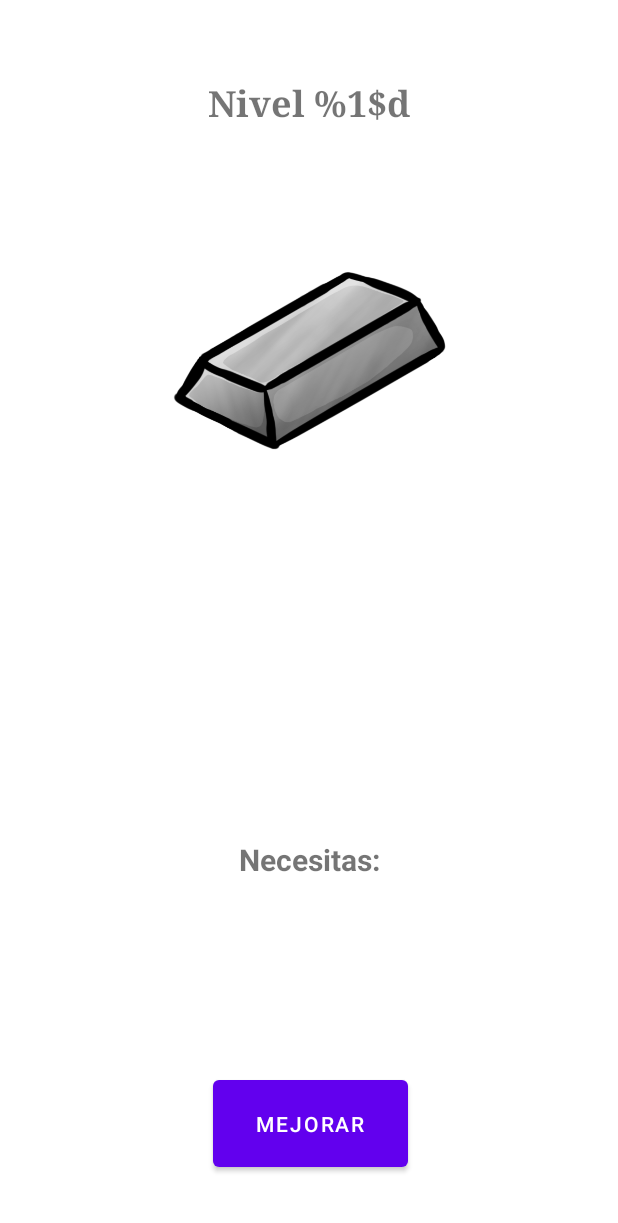
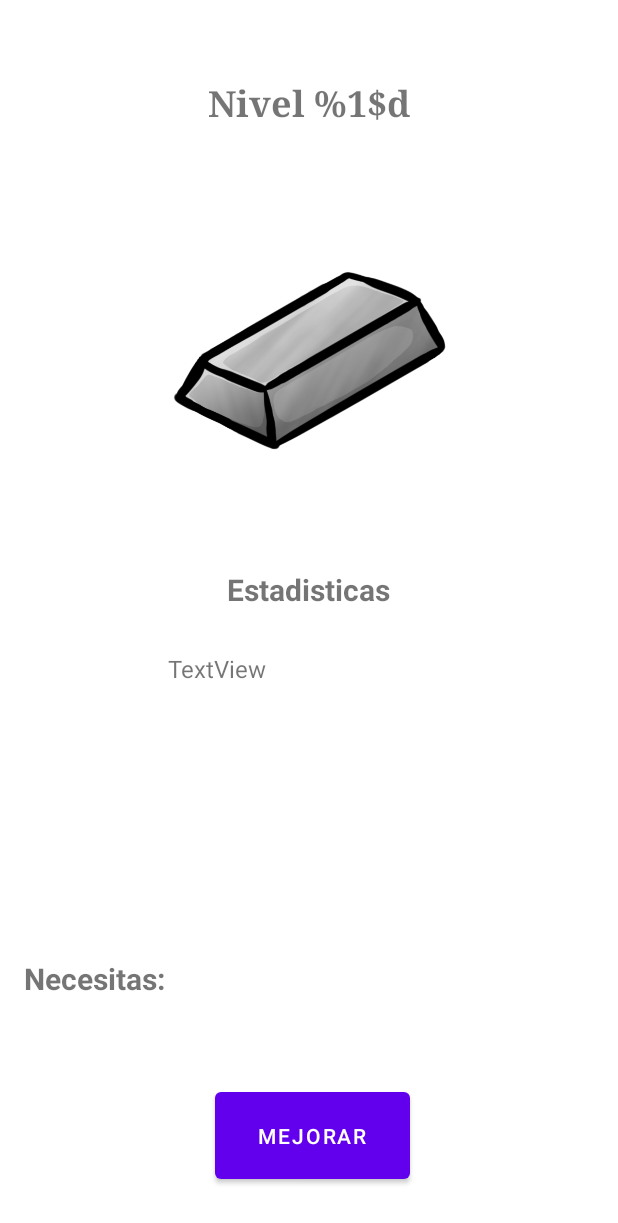
Before and after one commit to SergioVelaAlfajarin/Dungeon-Master, an Android app: the UpgradeActivity screen opened directly, with no data from a screen before it, on a phone screen of 412 x 824 dp. Shown: the top 1223 px of the screen. Run offline under Robolectric (Android 15) with nearby library versions, the phone set to English and light mode, and no system bars; 9 statements that could not run were skipped.

Commit message:
estadisticas dialog y armadura

```diff
--- a/app/src/main/java/sva/dungmas/activities/UpgradeActivity.kt
+++ b/app/src/main/java/sva/dungmas/activities/UpgradeActivity.kt
@@ -17,6 +17,8 @@ class UpgradeActivity : AppCompatActivity() {
     private lateinit var playerArmor: Armor
     private lateinit var imgArmorIcon: ImageView
     private lateinit var lblArmorLevel: TextView
+    private lateinit var lblStats: TextView
+    private lateinit var lblStatsIncrease: TextView
     private lateinit var recyclerUpgradeArmor: RecyclerView
     private lateinit var btnUpgrade: Button
 
@@ -28,7 +30,15 @@ class UpgradeActivity : AppCompatActivity() {
         imgArmorIcon = findViewById(R.id.imgArmorIcon)
         lblArmorLevel = findViewById(R.id.lblArmorLvl)
         recyclerUpgradeArmor = findViewById(R.id.recyclerUpgradeArmor)
-        btnUpgrade = findViewById<Button>(R.id.btnUpgradeArmor)
+        btnUpgrade = findViewById(R.id.btnUpgradeArmor)
+
+        lblStats = findViewById(R.id.lblStats)
+        lblStats.text = playerArmor.toString()
+
+        lblStatsIncrease = findViewById(R.id.lblStatsIncrease)
+        val text =  "+${playerArmor.statIncrease}\n".repeat(3)
+        lblStatsIncrease.text = text
+
 
         recyclerUpgradeArmor.layoutManager =
             LinearLayoutManager(this, LinearLayoutManager.HORIZONTAL, false)
@@ -45,6 +55,7 @@ class UpgradeActivity : AppCompatActivity() {
 
     private fun updateLabel() {
         lblArmorLevel.text = getString(R.string.level, playerArmor.level)
+        lblStats.text = playerArmor.toString()
     }
 
     private fun updateButton() {
--- a/app/src/main/java/sva/dungmas/enums/DefaultJobs.kt
+++ b/app/src/main/java/sva/dungmas/enums/DefaultJobs.kt
@@ -3,7 +3,7 @@ package sva.dungmas.enums
 import sva.dungmas.game.entities.Stats
 
 enum class DefaultJobs(val stats: Stats){
-    TANK(Stats(5,2,5)),
-    ASSASSIN(Stats(3,6,3)),
-    KNIGHT(Stats(4,4,4))
+    TANK(Stats(50,2,5)),
+    ASSASSIN(Stats(30,6,3)),
+    KNIGHT(Stats(40,4,4))
 }
--- a/app/src/main/java/sva/dungmas/game/entities/Player.kt
+++ b/app/src/main/java/sva/dungmas/game/entities/Player.kt
@@ -11,6 +11,10 @@ class Player(
     val inventory = Inventory()
     val armor = Armor() //estas estadisticas seran las que iran cambiando. las default no
     override var alive = true
+
+    override fun toString(): String {
+        return "Vit: $vit\nAtk: $atk\nDef: $def"
+    }
 
     override val vit: Int
         get(){
--- a/app/src/main/java/sva/dungmas/game/entities/Stats.kt
+++ b/app/src/main/java/sva/dungmas/game/entities/Stats.kt
@@ -4,4 +4,8 @@ data class Stats(
     var vit: Int,
     var atk: Int,
     var def: Int
-)
+) {
+    override fun toString(): String {
+        return "Vit: $vit\nAtk: $atk\nDef: $def"
+    }
+}
--- a/app/src/main/res/layout/activity_upgrade.xml
+++ b/app/src/main/res/layout/activity_upgrade.xml
@@ -6,25 +6,38 @@
     android:layout_height="match_parent"
     tools:context=".activities.UpgradeActivity">
 
+    <TextView
+        android:id="@+id/lblStatsTitle"
+        android:layout_width="wrap_content"
+        android:layout_height="wrap_content"
+        android:layout_marginTop="32dp"
+        android:text="@string/statsInfo"
+        android:textSize="20sp"
+        android:textStyle="bold"
+        app:layout_constraintEnd_toEndOf="parent"
+        app:layout_constraintHorizontal_bias="0.498"
+        app:layout_constraintStart_toStartOf="parent"
+        app:layout_constraintTop_toBottomOf="@+id/imgArmorIcon" />
+
     <androidx.recyclerview.widget.RecyclerView
         android:id="@+id/recyclerUpgradeArmor"
-        android:layout_width="308dp"
-        android:layout_height="75dp"
-        android:layout_marginBottom="28dp"
+        android:layout_width="261dp"
+        android:layout_height="71dp"
+        android:layout_marginEnd="16dp"
+        android:layout_marginBottom="32dp"
         app:layout_constraintBottom_toTopOf="@+id/btnUpgradeArmor"
-        app:layout_constraintEnd_toEndOf="parent"
-        app:layout_constraintStart_toStartOf="parent" />
+        app:layout_constraintEnd_toEndOf="parent" />
 
     <TextView
         android:id="@+id/lblRequired"
         android:layout_width="wrap_content"
         android:layout_height="wrap_content"
-        android:layout_marginBottom="24dp"
+        android:layout_marginStart="16dp"
+        android:layout_marginBottom="56dp"
         android:text="@string/needed"
         android:textSize="20sp"
         android:textStyle="bold"
-        app:layout_constraintBottom_toTopOf="@+id/recyclerUpgradeArmor"
-        app:layout_constraintEnd_toEndOf="parent"
+        app:layout_constraintBottom_toTopOf="@+id/btnUpgradeArmor"
         app:layout_constraintStart_toStartOf="parent" />
 
     <TextView
@@ -44,13 +57,13 @@
         android:id="@+id/btnUpgradeArmor"
         android:layout_width="wrap_content"
         android:layout_height="wrap_content"
-        android:layout_marginBottom="40dp"
+        android:layout_marginBottom="32dp"
         android:width="130dp"
         android:height="70dp"
         android:text="@string/upgrade"
         app:layout_constraintBottom_toBottomOf="parent"
         app:layout_constraintEnd_toEndOf="parent"
-        app:layout_constraintHorizontal_bias="0.503"
+        app:layout_constraintHorizontal_bias="0.508"
         app:layout_constraintStart_toStartOf="parent" />
 
     <ImageView
@@ -63,4 +76,26 @@
         app:layout_constraintTop_toBottomOf="@+id/lblArmorLvl"
         app:srcCompat="@drawable/iron1" />
 
+    <TextView
+        android:id="@+id/lblStats"
+        android:layout_width="wrap_content"
+        android:layout_height="wrap_content"
+        android:layout_marginStart="112dp"
+        android:layout_marginTop="28dp"
+        android:text="TextView"
+        android:textSize="16sp"
+        app:layout_constraintStart_toStartOf="parent"
+        app:layout_constraintTop_toBottomOf="@+id/lblStatsTitle" />
+
+    <TextView
+        android:id="@+id/lblStatsIncrease"
+        android:layout_width="wrap_content"
+        android:layout_height="wrap_content"
+        android:layout_marginTop="28dp"
+        android:layout_marginEnd="112dp"
+        android:text="TextView"
+        android:textSize="16sp"
+        app:layout_constraintEnd_toEndOf="parent"
+        app:layout_constraintTop_toBottomOf="@+id/lblStatsTitle" />
+
 </androidx.constraintlayout.widget.ConstraintLayout>
--- a/app/src/main/res/values/strings.xml
+++ b/app/src/main/res/values/strings.xml
@@ -67,4 +67,6 @@
     <string name="lvl0drops">En este nivel no hay objetos</string>
     <string name="itemsCrafted">Has fabricado %1$d objetos</string>
     <string name="itemCrafted">Has fabricado un objeto</string>
+    <string name="player">Jugador</string>
+    <string name="enemy">Enemigo</string>
 </resources>
```
Also changed, not shown: app/src/main/java/sva/dungmas/activities/RestZoneActivity.kt (+9 -1 lines), app/src/main/java/sva/dungmas/game/Game.kt (+7 -15 lines), app/src/main/java/sva/dungmas/game/entities/Armor.kt (+16 -10 lines), app/src/main/res/layout/stats_dialog.xml (added, +53 -0 lines), 2 other files.
